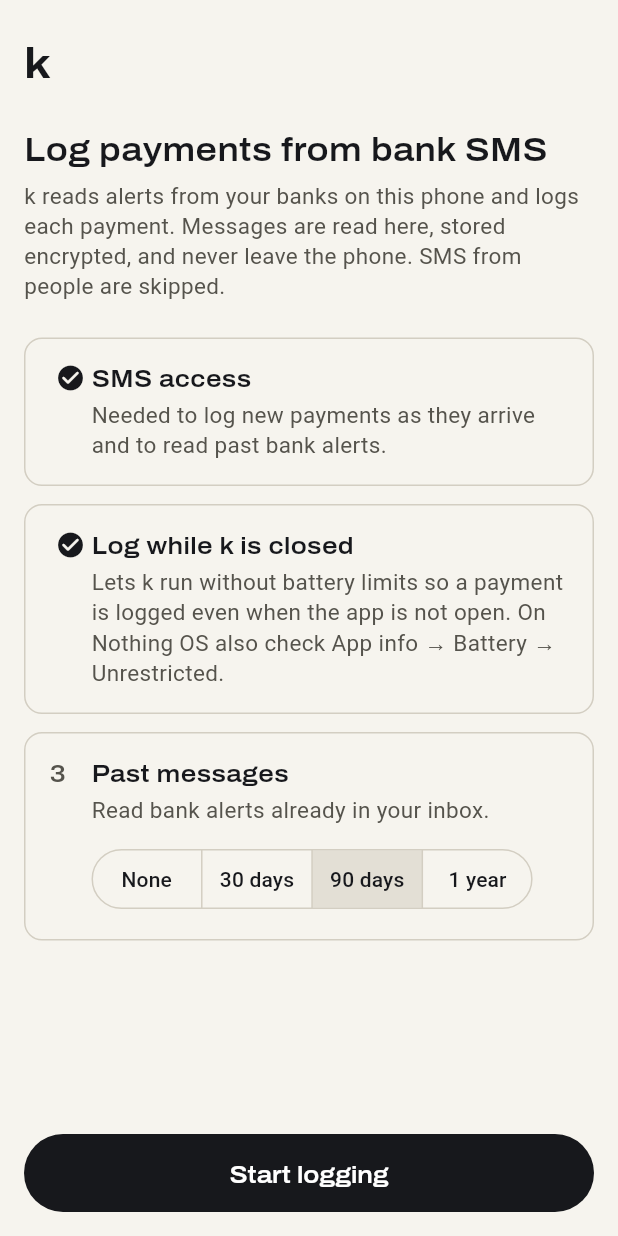
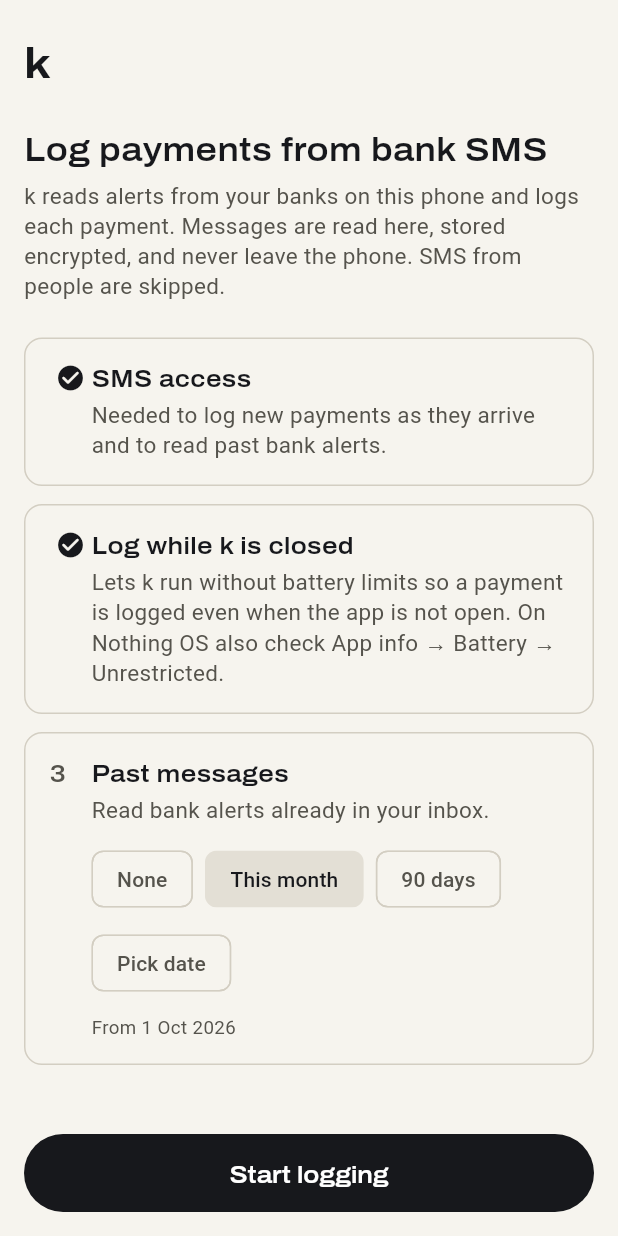
Before and after one commit to Aditya-Mi/k, a Flutter app: the screen it shows after launch, on a phone screen of 412 x 824 dp. Run offline on Flutter 3.47's test engine with Material 3 defaults, Android fonts, the phone set to English and light mode, and no system bars; our stand-ins replace drift, equatable, flutter_bloc, flutter_secure_storage, get_it, permission_handler; missing offline and left inert: sqlite3; accounts and stored records are empty; generated files the repository leaves out were written again.

Commit message:
Import SMS history from a picked date (setup + settings)

```diff
--- a/lib/ui/format.dart
+++ b/lib/ui/format.dart
@@ -27,12 +27,14 @@ final _dayShort = DateFormat('EEE d MMM');
 final _dayMonth = DateFormat('d MMM');
 final _monthYear = DateFormat('MMMM yyyy');
 final _full = DateFormat('EEE d MMM yyyy, HH:mm');
+final _fullDay = DateFormat('d MMM yyyy');
 
 String hhmm(DateTime d) => _time.format(d);
 String dayShort(DateTime d) => _dayShort.format(d);
 String dayMonth(DateTime d) => _dayMonth.format(d);
 String monthYear(DateTime d) => _monthYear.format(d);
 String fullStamp(DateTime d) => _full.format(d);
+String fullDay(DateTime d) => _fullDay.format(d);
 
 DateTime dateOnly(DateTime d) => DateTime(d.year, d.month, d.day);
 
--- a/lib/ui/screens/onboarding/onboarding_cubit.dart
+++ b/lib/ui/screens/onboarding/onboarding_cubit.dart
@@ -7,21 +7,21 @@ import '../../../data/repositories/settings_repository.dart';
 
 /// How far back the first run reads the inbox.
 enum HistoryRange {
-  none('None', null),
-  days30('30 days', 30),
-  days90('90 days', 90),
-  year('1 year', 365);
+  none('None'),
+  thisMonth('This month'),
+  days90('90 days'),
+  custom('Pick date');
 
-  const HistoryRange(this.label, this.days);
+  const HistoryRange(this.label);
   final String label;
-  final int? days;
 }
 
 class OnboardingState extends Equatable {
   const OnboardingState({
     this.sms,
     this.battery,
-    this.history = HistoryRange.days90,
+    this.history = HistoryRange.thisMonth,
+    this.customSince,
     this.importing = false,
     this.logged = 0,
     this.done = false,
@@ -31,12 +31,23 @@ class OnboardingState extends Equatable {
   final PermissionStatus? sms;
   final PermissionStatus? battery;
   final HistoryRange history;
+
+  /// Start date when [history] is custom.
+  final DateTime? customSince;
   final bool importing;
   final int logged;
   final bool done;
   final String? error;
 
   bool get smsGranted => sms?.isGranted ?? false;
+
+  /// First day to import, or null to skip history.
+  DateTime? sinceAt(DateTime now) => switch (history) {
+    HistoryRange.none => null,
+    HistoryRange.thisMonth => DateTime(now.year, now.month),
+    HistoryRange.days90 => DateTime(now.year, now.month, now.day - 90),
+    HistoryRange.custom => customSince,
+  };
 
   /// Sideloaded on Android 13+: the system blocks the prompt outright until
   /// "Allow restricted settings" is turned on in App info.
@@ -46,6 +57,7 @@ class OnboardingState extends Equatable {
     PermissionStatus? sms,
     PermissionStatus? battery,
     HistoryRange? history,
+    DateTime? customSince,
     bool? importing,
     int? logged,
     bool? done,
@@ -54,6 +66,7 @@ class OnboardingState extends Equatable {
     sms: sms ?? this.sms,
     battery: battery ?? this.battery,
     history: history ?? this.history,
+    customSince: customSince ?? this.customSince,
     importing: importing ?? this.importing,
     logged: logged ?? this.logged,
     done: done ?? this.done,
@@ -65,6 +78,7 @@ class OnboardingState extends Equatable {
     sms,
     battery,
     history,
+    customSince,
     importing,
     logged,
     done,
@@ -98,14 +112,14 @@ class OnboardingCubit extends Cubit<OnboardingState> {
 
   void chooseHistory(HistoryRange h) => emit(state.copyWith(history: h));
 
+  void chooseSince(DateTime day) =>
+      emit(state.copyWith(history: HistoryRange.custom, customSince: day));
+
   Future<void> finish() async {
     if (!state.smsGranted || state.importing) return;
     emit(state.copyWith(importing: true, logged: 0, error: () => null));
     try {
-      final days = state.history.days;
-      final since = days == null
-          ? null
-          : DateTime.now().subtract(Duration(days: days));
+      final since = state.sinceAt(DateTime.now());
       final logged = await _sync.importHistory(
         since,
         onProgress: (n) {
--- a/lib/ui/screens/onboarding/onboarding_screen.dart
+++ b/lib/ui/screens/onboarding/onboarding_screen.dart
@@ -5,7 +5,9 @@ import 'package:permission_handler/permission_handler.dart';
 import '../../../data/ingest/sms_sync.dart';
 import '../../../data/repositories/settings_repository.dart';
 import '../../../di.dart';
+import '../../format.dart';
 import '../../theme/k_theme.dart';
+import '../../widgets/date_pick.dart';
 import 'onboarding_cubit.dart';
 
 /// First run: SMS access (incl. the sideload "restricted settings" unlock),
@@ -135,16 +137,32 @@ class _OnboardingViewState extends State<_OnboardingView> {
                         number: 3,
                         title: 'Past messages',
                         body: 'Read bank alerts already in your inbox.',
-                        action: SegmentedButton<HistoryRange>(
-                          showSelectedIcon: false,
-                          segments: [
-                            for (final h in HistoryRange.values)
-                              ButtonSegment(value: h, label: Text(h.label)),
+                        action: Column(
+                          crossAxisAlignment: CrossAxisAlignment.start,
+                          children: [
+                            Wrap(
+                              spacing: 8,
+                              runSpacing: 8,
+                              children: [
+                                for (final h in HistoryRange.values)
+                                  ChoiceChip(
+                                    label: Text(h.label),
+                                    selected: s.history == h,
+                                    showCheckmark: false,
+                                    onSelected: s.importing
+                                        ? null
+                                        : (_) => h == HistoryRange.custom
+                                              ? _pickDate(context, s)
+                                              : cubit.chooseHistory(h),
+                                  ),
+                              ],
+                            ),
+                            const SizedBox(height: 10),
+                            Text(switch (s.sinceAt(DateTime.now())) {
+                              null => 'Only new messages from now on',
+                              final d => 'From ${fullDay(d)}',
+                            }, style: t.meta),
                           ],
-                          selected: {s.history},
-                          onSelectionChanged: s.importing
-                              ? null
-                              : (v) => cubit.chooseHistory(v.single),
                         ),
                       ),
                       if (s.error != null) ...[
@@ -183,6 +201,12 @@ class _OnboardingViewState extends State<_OnboardingView> {
       },
     );
   }
+}
+
+Future<void> _pickDate(BuildContext context, OnboardingState s) async {
+  final cubit = context.read<OnboardingCubit>();
+  final day = await pickImportStart(context, initial: s.customSince);
+  if (day != null) cubit.chooseSince(day);
 }
 
 class _Step extends StatelessWidget {
--- /dev/null
+++ b/lib/ui/widgets/date_pick.dart
@@ -0,0 +1,13 @@
+import 'package:flutter/material.dart';
+
+/// Start day for an inbox import; defaults to the 1st of this month.
+Future<DateTime?> pickImportStart(BuildContext context, {DateTime? initial}) {
+  final now = DateTime.now();
+  return showDatePicker(
+    context: context,
+    helpText: 'Import messages from',
+    initialDate: initial ?? DateTime(now.year, now.month),
+    firstDate: DateTime(now.year - 3),
+    lastDate: now,
+  );
+}
```
Also changed, not shown: lib/ui/screens/settings/settings_screen.dart (+26 -6 lines), 1 other file.
